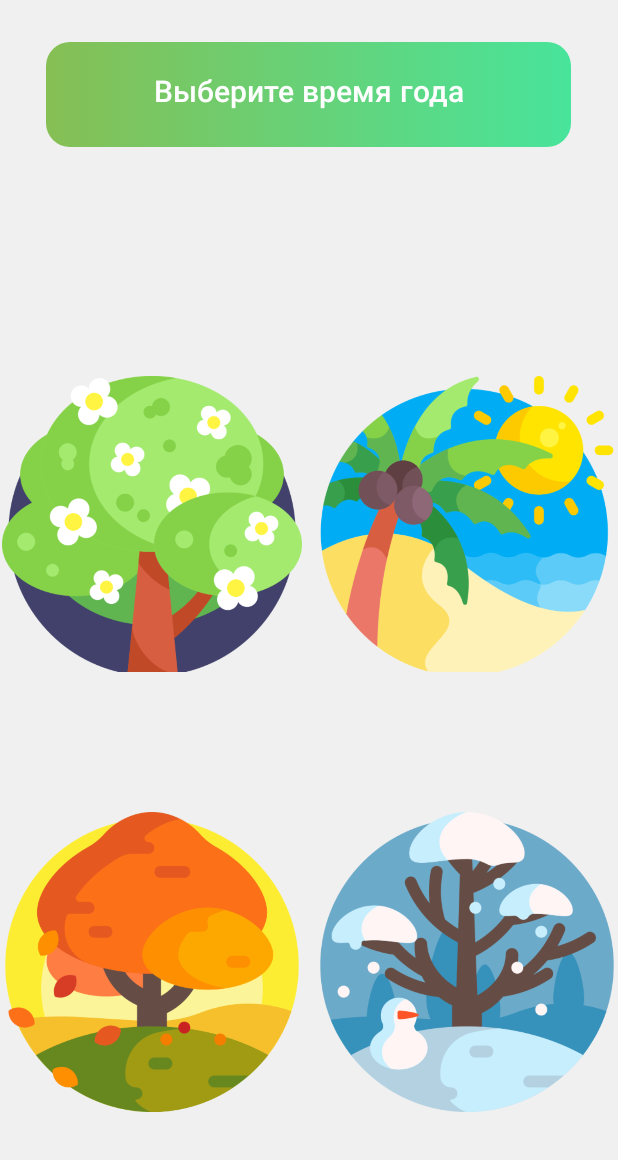
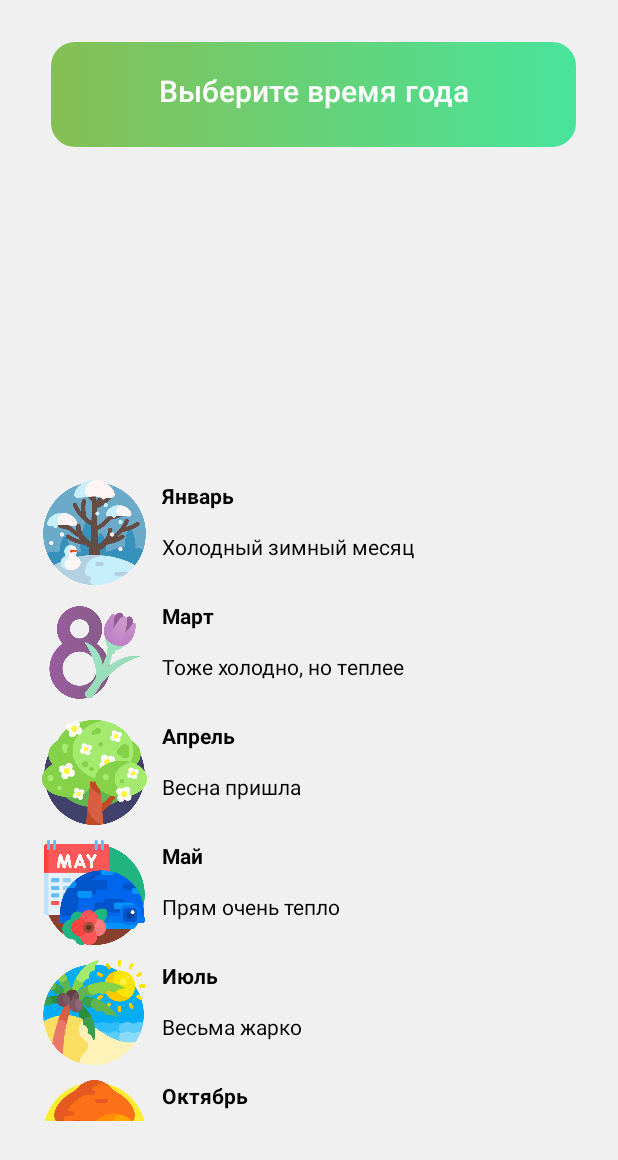
Before and after one commit to Ananass5/GuideOfSeasons_Dz3_Module4_CodeOfFuture, an Android app: the SecondActivity screen opened directly, with no data from a screen before it, on a phone screen of 412 x 824 dp. Shown: the top 1160 px of the screen. Run offline under Robolectric (Android 15) with nearby library versions, the light colour scheme and no system bars.

Commit message:
Добавил класс SeasonAdapter, готовое приложение

```diff
--- /dev/null
+++ b/app/src/main/java/com/ananas/realappwithseveralactivityes_codeoffuture_module4_4/SeasonAdapter.java
@@ -0,0 +1,63 @@
+package com.ananas.realappwithseveralactivityes_codeoffuture_module4_4;
+
+
+import android.content.Context;
+import android.view.LayoutInflater;
+import android.view.View;
+import android.view.ViewGroup;
+import android.widget.ImageView;
+import android.widget.TextView;
+
+import androidx.annotation.NonNull;
+import androidx.recyclerview.widget.RecyclerView;
+
+import java.util.List;
+
+public class SeasonAdapter extends RecyclerView.Adapter<SeasonAdapter.ViewHolder>{
+
+    private final List<Season> seasons;
+    private final LayoutInflater inflater;
+
+    public SeasonAdapter(List<Season> seasons, Context context) {
+        this.seasons = seasons;
+        this.inflater = LayoutInflater.from(context);
+    }
+
+    @NonNull
+    @Override
+    public ViewHolder onCreateViewHolder(@NonNull ViewGroup parent, int viewType) {
+        View view = inflater.inflate(R.layout.list_item, parent, false);
+
+        return new ViewHolder(view);
+    }
+
+    @Override
+    public void onBindViewHolder(@NonNull ViewHolder holder, int position) {
+        Season season = seasons.get(position);
+
+        holder.seasonView.setImageResource(season.getSeasonRes());
+        holder.nameView.setText(season.getName());
+        holder.seasonDesView.setText(season.getSeasonDescription());
+    }
+
+    @Override
+    public int getItemCount() {
+        return seasons.size();
+    }
+
+    public static class ViewHolder extends RecyclerView.ViewHolder {
+
+        final ImageView seasonView;
+        final TextView nameView;
+        final TextView seasonDesView;
+
+        public ViewHolder(@NonNull View itemView) {
+            super(itemView);
+
+                seasonView = itemView.findViewById(R.id.imageViewSeason);
+                nameView = itemView.findViewById(R.id.tvName);
+                seasonDesView = itemView.findViewById(R.id.tvDescription);
+
+        }
+    }
+}
--- a/app/src/main/java/com/ananas/realappwithseveralactivityes_codeoffuture_module4_4/SecondActivity.java
+++ b/app/src/main/java/com/ananas/realappwithseveralactivityes_codeoffuture_module4_4/SecondActivity.java
@@ -1,13 +1,19 @@
 package com.ananas.realappwithseveralactivityes_codeoffuture_module4_4;
 
 import androidx.appcompat.app.AppCompatActivity;
+import androidx.recyclerview.widget.RecyclerView;
 
 import android.content.Intent;
 import android.os.Bundle;
 import android.view.View;
 import android.widget.ImageButton;
 
+import java.util.ArrayList;
+import java.util.List;
+
 public class SecondActivity extends AppCompatActivity {
+
+    private List<Season> seasonList;
 
 
     @Override
@@ -15,6 +21,23 @@ public class SecondActivity extends AppCompatActivity {
         super.onCreate(savedInstanceState);
         setContentView(R.layout.activity_second);
 
+        setInitialData();
+
+        RecyclerView recyclerView = findViewById(R.id.recyclerSeason);
+        SeasonAdapter adapter = new SeasonAdapter(seasonList, this);
+
+        recyclerView.setAdapter(adapter);
+    }
+
+    private void setInitialData() {
+        seasonList = new ArrayList<>();
+
+        seasonList.add(new Season("Январь", "Холодный зимный месяц", R.drawable.winter));
+        seasonList.add(new Season("Март", "Тоже холодно, но теплее", R.drawable.img));
+        seasonList.add(new Season("Апрель", "Весна пришла", R.drawable.spring));
+        seasonList.add(new Season("Май", "Прям очень тепло", R.drawable.img_1));
+        seasonList.add(new Season("Июль", "Весьма жарко", R.drawable.summer));
+        seasonList.add(new Season("Октябрь", "Листочки опадают( ", R.drawable.autumn));
 
     }
 
--- a/app/src/main/res/layout/activity_second.xml
+++ b/app/src/main/res/layout/activity_second.xml
@@ -3,99 +3,39 @@
     xmlns:app="http://schemas.android.com/apk/res-auto"
     xmlns:tools="http://schemas.android.com/tools"
     android:layout_width="match_parent"
+    android:layout_height="match_parent"
     android:background="#F0F0F0"
-    android:layout_height="match_parent"
-
     android:scaleType="centerCrop"
     tools:context=".SecondActivity">
 
-
     <TextView
-
         android:layout_width="350dp"
         android:layout_height="70dp"
         android:layout_marginTop="28dp"
+        android:layout_marginEnd="28dp"
         android:background="@drawable/shape"
-
         android:fontFamily="@font/poppins_medium"
         android:gravity="center"
         android:text="Выберите время года"
         android:textColor="@color/white"
+
         android:textSize="20sp"
         app:layout_constraintEnd_toEndOf="parent"
-        app:layout_constraintHorizontal_bias="0.491"
-        app:layout_constraintStart_toStartOf="parent"
         app:layout_constraintTop_toTopOf="parent" />
 
-    <LinearLayout
-        android:id="@+id/linearLayout"
-        android:layout_width="409dp"
-        android:layout_height="631dp"
-        android:orientation="vertical"
+    <androidx.recyclerview.widget.RecyclerView
+        android:id="@+id/recyclerSeason"
+        android:layout_width="376dp"
+        android:layout_height="437dp"
+        android:layout_marginLeft="10dp"
+        android:layout_marginRight="10dp"
+        app:layoutManager="androidx.recyclerview.widget.LinearLayoutManager"
         app:layout_constraintBottom_toBottomOf="parent"
         app:layout_constraintEnd_toEndOf="parent"
-        app:layout_constraintStart_toStartOf="parent">
-
-        <LinearLayout
-            android:layout_width="wrap_content"
-            android:layout_height="wrap_content"
-            android:layout_marginTop="50dp"
-            android:orientation="horizontal">
-
-            <ImageButton
-                android:id="@+id/spring"
-                android:layout_width="200dp"
-                android:layout_height="200dp"
-                android:layout_gravity="center"
-                android:layout_marginTop="5dp"
-                android:background="@null"
-                android:scaleType="centerCrop"
-                app:srcCompat="@drawable/spring" />
-
-            <ImageButton
-                android:id="@+id/summer"
-                android:layout_width="200dp"
-                android:layout_height="200dp"
-                android:layout_gravity="center"
-                android:layout_marginLeft="10dp"
-                android:layout_marginTop="5dp"
-                android:background="@null"
-                android:scaleType="centerCrop"
-                app:srcCompat="@drawable/summer" />
-
-        </LinearLayout>
-
-        <LinearLayout
-            android:layout_width="match_parent"
-            android:layout_height="match_parent"
-            android:orientation="horizontal">
-
-            <ImageButton
-                android:id="@+id/autumn"
-                android:layout_width="200dp"
-                android:layout_height="200dp"
-                android:layout_gravity="center"
-
-                android:layout_marginTop="5dp"
-                android:background="@null"
-                android:scaleType="centerCrop"
-                app:srcCompat="@drawable/autumn" />
-
-            <ImageButton
-                android:id="@+id/winter"
-                android:layout_width="200dp"
-                android:layout_height="200dp"
-                android:layout_gravity="center"
-                android:layout_marginLeft="10dp"
-                android:layout_marginTop="5dp"
-                android:background="@null"
-                android:scaleType="centerCrop"
-                app:srcCompat="@drawable/winter" />
-
-        </LinearLayout>
-
-
-    </LinearLayout>
+        app:layout_constraintStart_toStartOf="parent"
+        app:layout_constraintTop_toTopOf="parent"
+        app:layout_constraintVertical_bias="0.801"
+        tools:listitem="@layout/list_item" />
 
 
 </androidx.constraintlayout.widget.ConstraintLayout>
--- /dev/null
+++ b/app/src/main/res/layout/list_item.xml
@@ -0,0 +1,42 @@
+<?xml version="1.0" encoding="utf-8"?>
+<androidx.constraintlayout.widget.ConstraintLayout xmlns:android="http://schemas.android.com/apk/res/android"
+    xmlns:app="http://schemas.android.com/apk/res-auto"
+    xmlns:tools="http://schemas.android.com/tools"
+    android:layout_width="match_parent"
+    android:layout_height="wrap_content">
+
+    <ImageView
+        android:id="@+id/imageViewSeason"
+        android:layout_width="70dp"
+        android:layout_height="70dp"
+        android:layout_marginTop="10dp"
+        android:layout_marginStart="10dp"
+        app:layout_constraintTop_toTopOf="parent"
+        app:layout_constraintStart_toStartOf="parent"
+        tools:srcCompat="@tools:sample/avatars" />
+
+    <TextView
+        android:id="@+id/tvName"
+        android:layout_width="wrap_content"
+        android:layout_height="wrap_content"
+        android:layout_marginStart="10dp"
+        android:layout_marginTop="10dp"
+        android:fontFamily="@font/poppins_bold"
+        android:text="Название месяца"
+        android:textColor="@color/black"
+        app:layout_constraintStart_toEndOf="@id/imageViewSeason"
+        app:layout_constraintTop_toTopOf="parent" />
+
+    <TextView
+        android:id="@+id/tvDescription"
+        android:layout_width="wrap_content"
+        android:layout_height="wrap_content"
+        android:text="Описание месяца"
+        android:textColor="@color/black"
+        android:layout_marginTop="10dp"
+        android:layout_marginStart="10dp"
+        app:layout_constraintStart_toEndOf="@id/imageViewSeason"
+        app:layout_constraintTop_toBottomOf="@+id/tvName"
+        />
+
+</androidx.constraintlayout.widget.ConstraintLayout>
```
Also changed, not shown: app/src/main/res/drawable-v24/img.png (added), app/src/main/res/drawable-v24/img_1.png (added).
